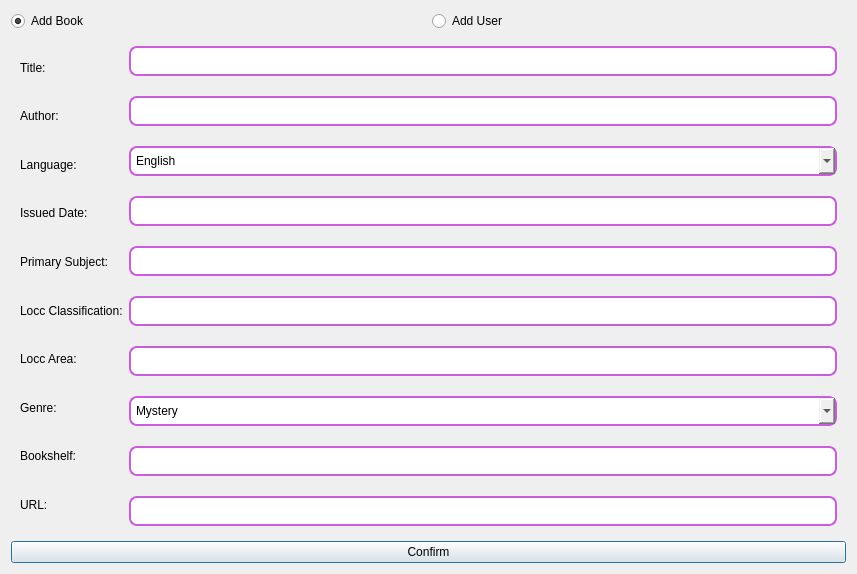
Before: the Qt Designer form addnewdialog.ui in Vertin0329/LibrarySystem, drawn with Qt 5.
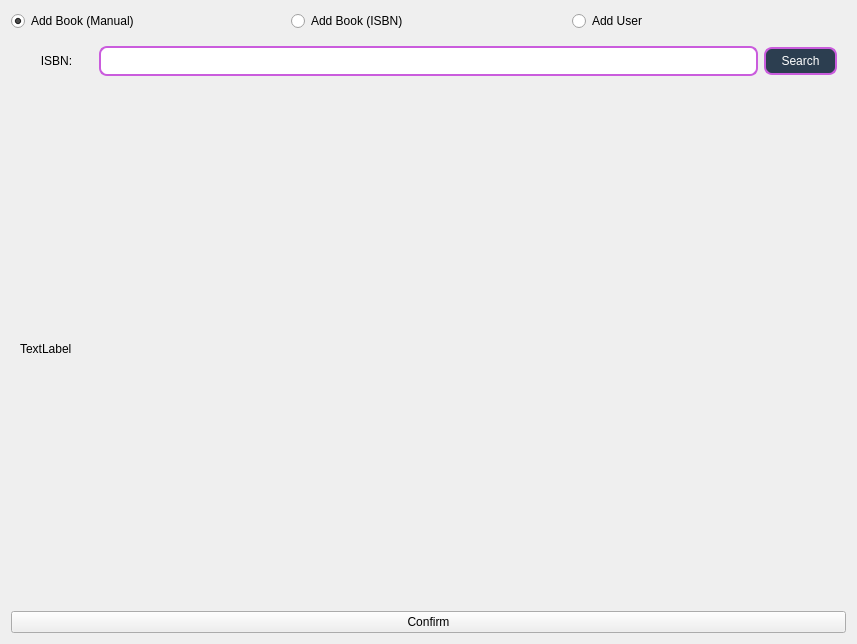
After: the same form once the commit is applied.

What changed in the file:
```diff
--- a/addnewdialog.ui
+++ b/addnewdialog.ui
@@ -7,9 +7,15 @@
     <x>0</x>
     <y>0</y>
     <width>857</width>
-    <height>566</height>
+    <height>644</height>
    </rect>
   </property>
+  <property name="sizePolicy">
+   <sizepolicy hsizetype="Preferred" vsizetype="Preferred">
+    <horstretch>0</horstretch>
+    <verstretch>0</verstretch>
+   </sizepolicy>
+  </property>
   <property name="windowTitle">
    <string>Add New</string>
   </property>
@@ -22,13 +28,20 @@
         <bool>false</bool>
        </property>
        <property name="text">
-        <string>Add Book</string>
+        <string>Add Book (Manual)</string>
        </property>
        <property name="checked">
         <bool>true</bool>
        </property>
       </widget>
      </item>
+     <item>
+      <widget class="QRadioButton" name="radioButton_AddBkISBN">
+       <property name="text">
+        <string>Add Book (ISBN)</string>
+       </property>
+      </widget>
+     </item>
      <item>
       <widget class="QRadioButton" name="radioButton_AddUser">
        <property name="text">
@@ -41,7 +54,7 @@
    <item>
     <widget class="QStackedWidget" name="stackedWidget_AddNew">
      <property name="currentIndex">
-      <number>0</number>
+      <number>3</number>
      </property>
      <widget class="QWidget" name="page_AddBook">
       <layout class="QHBoxLayout" name="horizontalLayout_2">
@@ -584,6 +597,80 @@
        </item>
       </layout>
      </widget>
+     <widget class="QWidget" name="page_AddBkISBN">
+      <layout class="QVBoxLayout" name="verticalLayout_7">
+       <item>
+        <layout class="QVBoxLayout" name="verticalLayout_8" stretch="1,0,10">
+         <item>
+          <layout class="QHBoxLayout" name="horizontalLayout_4" stretch="1,9,1">
+           <item>
+            <widget class="QLabel" name="label_ISBN">
+             <property name="text">
+              <string>ISBN:</string>
+             </property>
+             <property name="alignment">
+              <set>Qt::AlignmentFlag::AlignCenter</set>
+             </property>
+            </widget>
+           </item>
+           <item>
+            <widget class="QLineEdit" name="lineEdit_ISBN">
+             <property name="styleSheet">
+              <string notr="true">border:2px solid #ca5cdd; 
+border-radius:8px; 
+padding:5px;
+color: rgb(255, 255, 255);</string>
+             </property>
+            </widget>
+           </item>
+           <item>
+            <widget class="QPushButton" name="pushButton_SearchISBN">
+             <property name="styleSheet">
+              <string notr="true">QPushButton{ 
+border:2px solid #ca5cdd;
+ border-radius:8px;
+ padding:5px;
+ background-color:#2c3e50;
+ border-radius:8px;
+ color:white;
+}</string>
+             </property>
+             <property name="text">
+              <string>Search</string>
+             </property>
+            </widget>
+           </item>
+          </layout>
+         </item>
+         <item>
+          <widget class="QLabel" name="label_Status">
+           <property name="text">
+            <string/>
+           </property>
+          </widget>
+         </item>
+         <item>
+          <layout class="QHBoxLayout" name="horizontalLayout_5">
+           <item>
+            <widget class="QLabel" name="label_BookImage">
+             <property name="text">
+              <string>TextLabel</string>
+             </property>
+            </widget>
+           </item>
+           <item>
+            <widget class="QLabel" name="label_BookDetail">
+             <property name="text">
+              <string/>
+             </property>
+            </widget>
+           </item>
+          </layout>
+         </item>
+        </layout>
+       </item>
+      </layout>
+     </widget>
     </widget>
    </item>
    <item>
```
Left out of the diff: 15 changed lines with no effect on the pictures.
